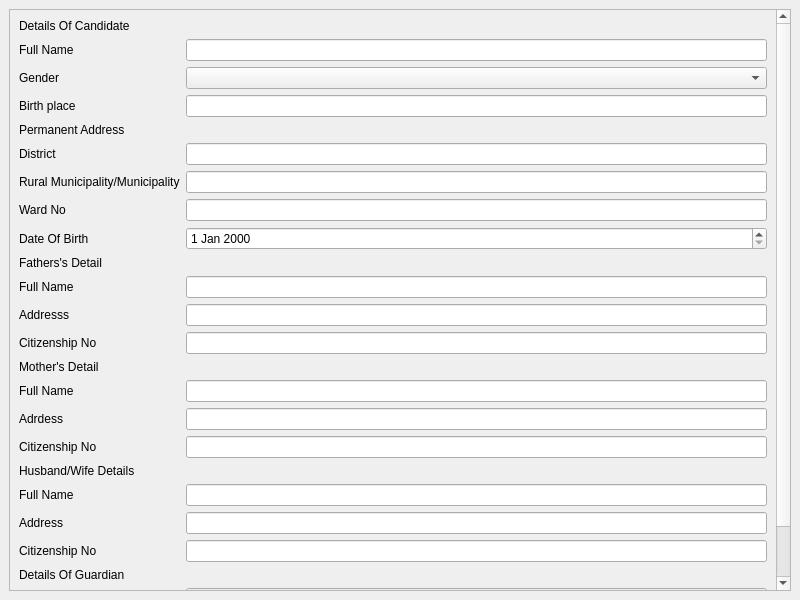
This is Smartward/forms/sifaris/citizenshiprequestform.ui in cygnus55/smartward as Qt 5 draws it before an edit. The edited form follows.
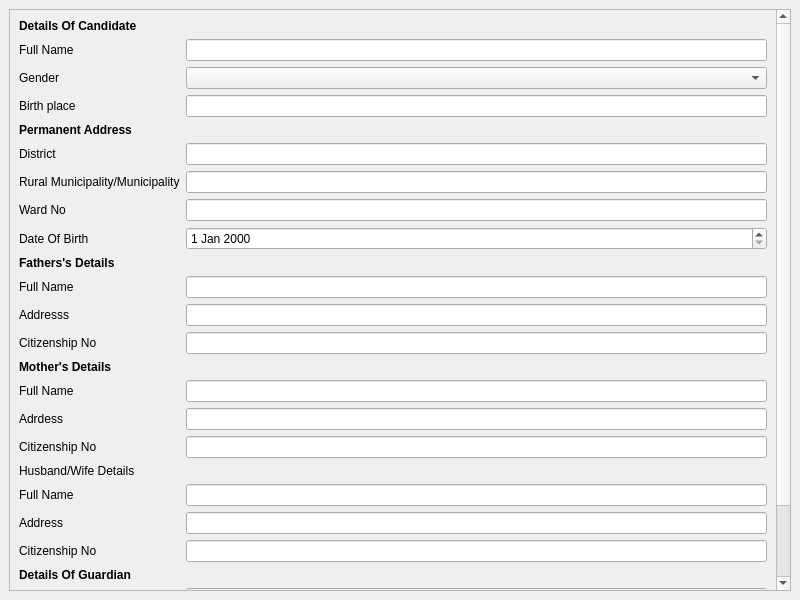
This is the edited form.

```diff
--- a/Smartward/forms/sifaris/citizenshiprequestform.ui
+++ b/Smartward/forms/sifaris/citizenshiprequestform.ui
@@ -24,16 +24,16 @@
        <property name="geometry">
         <rect>
          <x>0</x>
-         <y>-135</y>
-         <width>755</width>
-         <height>711</height>
+         <y>-45</y>
+         <width>763</width>
+         <height>625</height>
         </rect>
        </property>
        <layout class="QGridLayout" name="gridLayout_2">
         <item row="0" column="0">
          <widget class="QLabel" name="label">
           <property name="text">
-           <string>Details Of Candidate</string>
+           <string>&lt;b&gt;Details Of Candidate&lt;/b&gt;</string>
           </property>
          </widget>
         </item>
@@ -72,7 +72,7 @@
           <item row="3" column="0">
            <widget class="QLabel" name="permanentAdressLabel">
             <property name="text">
-             <string>Permanent Address</string>
+             <string>&lt;b&gt;Permanent Address&lt;/b&gt;</string>
             </property>
            </widget>
           </item>
@@ -119,7 +119,7 @@
           <item row="8" column="0">
            <widget class="QLabel" name="fathersSDetailLabel">
             <property name="text">
-             <string>Fathers's Detail</string>
+             <string>&lt;b&gt;Fathers's Details&lt;/b&gt;</string>
             </property>
            </widget>
           </item>
@@ -156,7 +156,7 @@
           <item row="12" column="0">
            <widget class="QLabel" name="motherSDetailLabel">
             <property name="text">
-             <string>Mother's Detail</string>
+             <string>&lt;b&gt;Mother's Details&lt;/b&gt;</string>
             </property>
            </widget>
           </item>
@@ -230,7 +230,7 @@
           <item row="20" column="0">
            <widget class="QLabel" name="detailsOfGuardianLabel">
             <property name="text">
-             <string>Details Of Guardian</string>
+             <string>&lt;b&gt;Details Of Guardian&lt;/b&gt;</string>
             </property>
            </widget>
           </item>
@@ -256,6 +256,13 @@
           </item>
          </layout>
         </item>
+        <item row="2" column="0">
+         <widget class="QDialogButtonBox" name="buttonBox">
+          <property name="standardButtons">
+           <set>QDialogButtonBox::Close|QDialogButtonBox::Save</set>
+          </property>
+         </widget>
+        </item>
        </layout>
       </widget>
      </widget>
```
